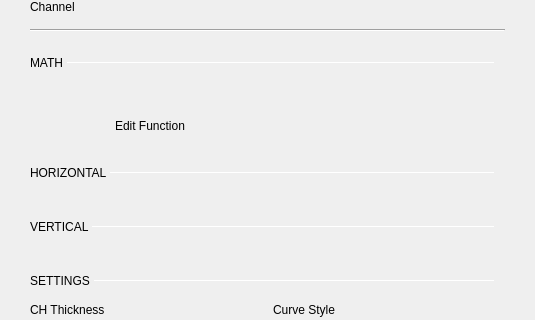
analogdevicesinc/scopy, file ui/channel_settings.ui: the form before one commit; both pictures show x 0 to 535 and y 0 to 320 of the 535 by 962 pixel window.
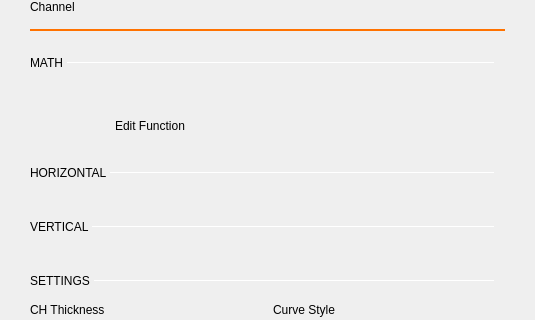
The form after the commit. Custom widgets are drawn as their Qt base class.

Diff of the .ui file:
```diff
--- a/ui/channel_settings.ui
+++ b/ui/channel_settings.ui
@@ -73,7 +73,7 @@
       </size>
      </property>
      <property name="styleSheet">
-      <string notr="true"/>
+      <string notr="true">border: 2px solid #ff7200;</string>
      </property>
      <property name="orientation">
       <enum>Qt::Horizontal</enum>
```
Left out of the diff: 3 changed lines with no effect on the pictures.
